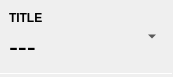
theCheeseboard/theHeartbeat, file heartbeat/panes/numberpane.ui: the form before one commit.
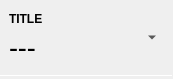
The form after the commit.

What changed in the file:
```diff
--- a/heartbeat/panes/numberpane.ui
+++ b/heartbeat/panes/numberpane.ui
@@ -7,7 +7,7 @@
     <x>0</x>
     <y>0</y>
     <width>173</width>
-    <height>77</height>
+    <height>79</height>
    </rect>
   </property>
   <property name="windowTitle">
@@ -62,6 +62,11 @@
         </widget>
        </item>
        <item>
+        <layout class="QHBoxLayout" name="horizontalLayout_2">
+         <property name="spacing">
+          <number>0</number>
+         </property>
+         <item>
         <widget class="QLabel" name="valueLabel">
          <property name="font">
           <font>
@@ -72,6 +77,21 @@
           <string notr="true">---</string>
          </property>
         </widget>
+         </item>
+         <item>
+          <spacer name="horizontalSpacer">
+           <property name="orientation">
+            <enum>Qt::Horizontal</enum>
+           </property>
+           <property name="sizeHint" stdset="0">
+            <size>
+             <width>40</width>
+             <height>20</height>
+            </size>
+           </property>
+          </spacer>
+         </item>
+        </layout>
        </item>
       </layout>
      </item>
```
Lines whose indentation alone changed are shown as unchanged.
